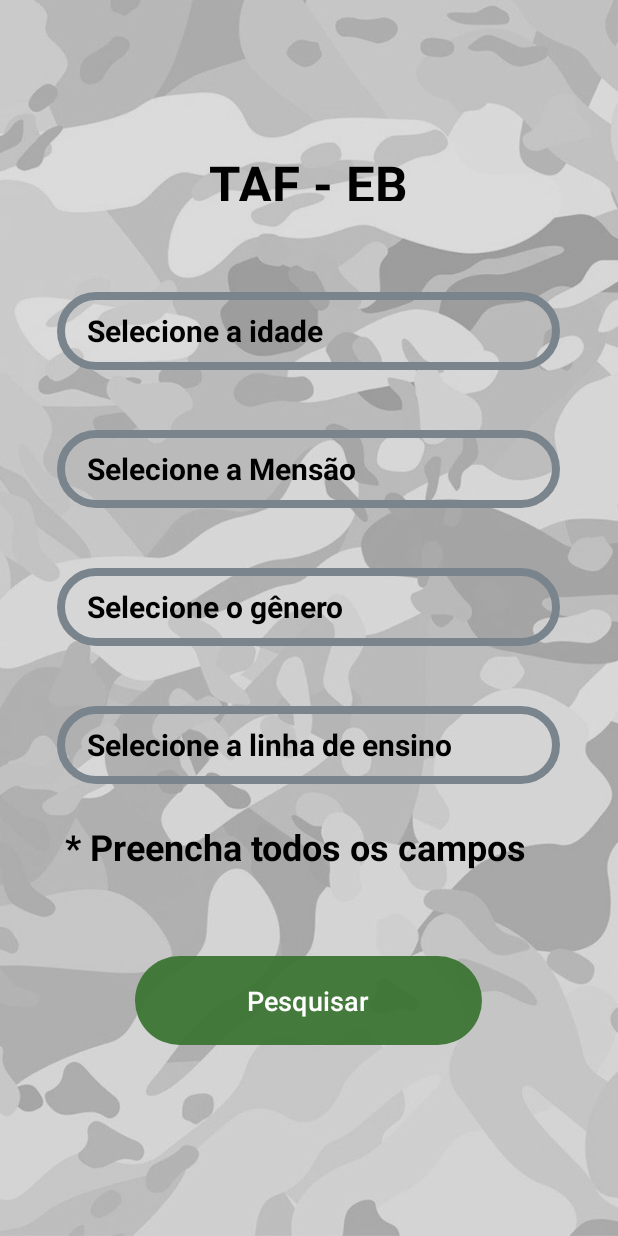
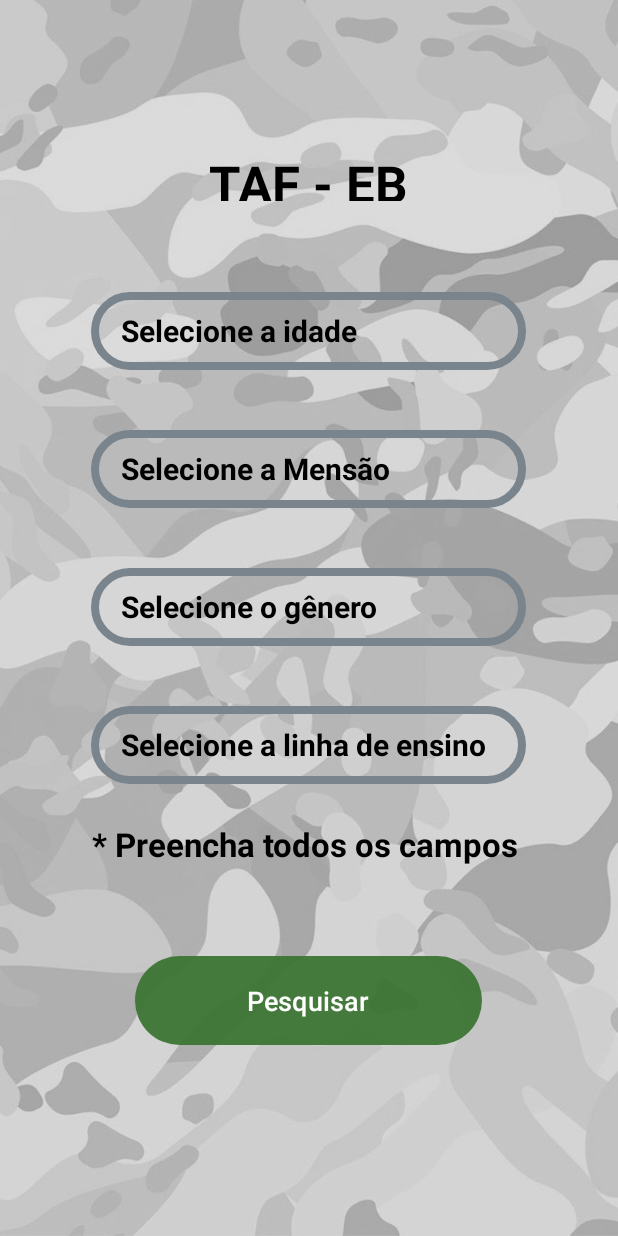
Before and after one commit to carloaf/TAFEB, an Android app built with Jetpack Compose: the screen it shows after launch (MainActivity), on a phone screen of 412 x 824 dp. Run offline under Robolectric (Android 15) with nearby library versions, the phone set to English and light mode, and no system bars.

Commit message:
7 Ago 24 - Resize fields main screen

```diff
--- a/app/src/main/res/layout/activity_main.xml
+++ b/app/src/main/res/layout/activity_main.xml
@@ -24,42 +24,42 @@
 
     <Spinner
         android:id="@+id/sp_idade"
-        android:layout_width="335dp"
+        android:layout_width="290dp"
         android:layout_height="52dp"
         android:layout_margin="20dp"
-        android:background="@drawable/border"/>
+        android:background="@drawable/border" />
 
     <Spinner
         android:id="@+id/sp_mensao"
-        android:layout_width="335dp"
+        android:layout_width="290dp"
         android:layout_height="52dp"
         android:layout_margin="20dp"
-        android:background="@drawable/border"/>
+        android:background="@drawable/border" />
 
     <Spinner
         android:id="@+id/sp_sexo"
-        android:layout_width="335dp"
+        android:layout_width="290dp"
         android:layout_height="52dp"
         android:layout_margin="20dp"
-        android:background="@drawable/border"/>
+        android:background="@drawable/border" />
 
     <Spinner
         android:id="@+id/sp_le"
-        android:layout_width="335dp"
+        android:layout_width="290dp"
         android:layout_height="52dp"
         android:layout_margin="20dp"
-        android:background="@drawable/border"/>
+        android:background="@drawable/border" />
 
     <TextView
         android:id="@+id/tv_fill"
-        android:layout_width="335dp"
+        android:layout_width="300dp"
         android:layout_height="45dp"
+        android:padding="5dp"
+        android:text="* Preencha todos os campos"
         android:textAlignment="textStart"
-        android:padding="5dp"
-        android:textStyle="bold"
         android:textColor="@color/black"
-        android:text="* Preencha todos os campos"
-        android:textSize="24dp" />
+        android:textSize="22dp"
+        android:textStyle="bold" />
 
     <Button
         android:id="@+id/bt_buscar"
```
